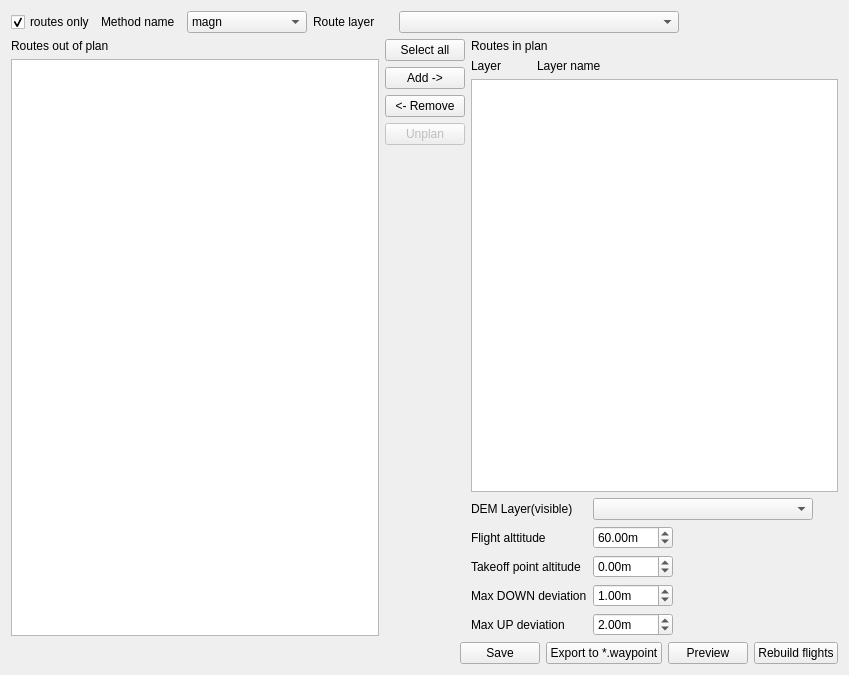
raulett/RousettusTool, file UI/FlightPlanning/FlightPlan_renew.ui: the form before one commit.
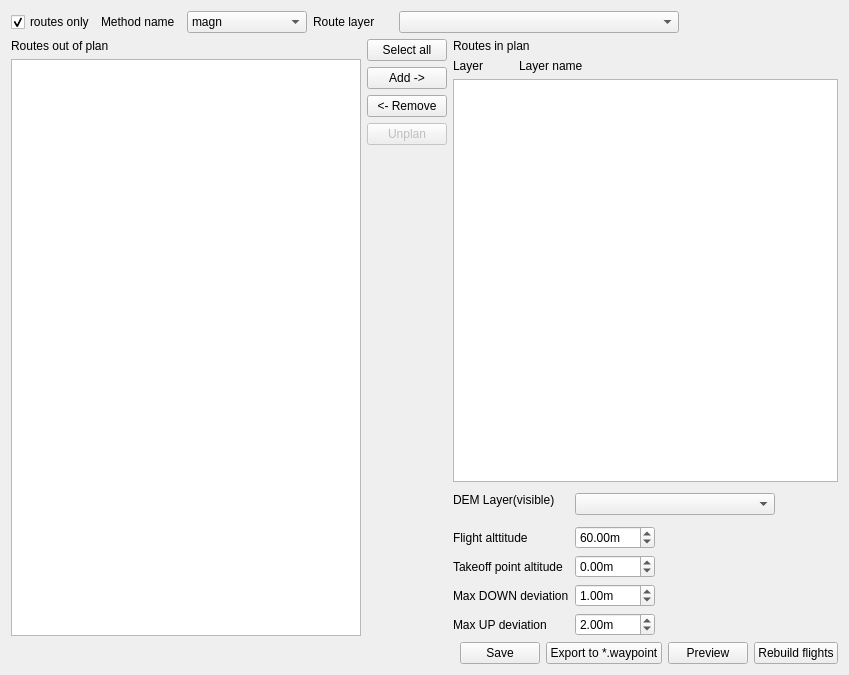
The form after the commit. Icons and pictures are not drawn.

```diff
--- a/UI/FlightPlanning/FlightPlan_renew.ui
+++ b/UI/FlightPlanning/FlightPlan_renew.ui
@@ -268,6 +268,19 @@
              </property>
             </widget>
            </item>
+           <item>
+            <widget class="QLabel" name="warnin_icon">
+             <property name="minimumSize">
+              <size>
+               <width>32</width>
+               <height>32</height>
+              </size>
+             </property>
+             <property name="text">
+              <string/>
+             </property>
+            </widget>
+           </item>
           </layout>
          </item>
          <item row="1" column="0">
```
